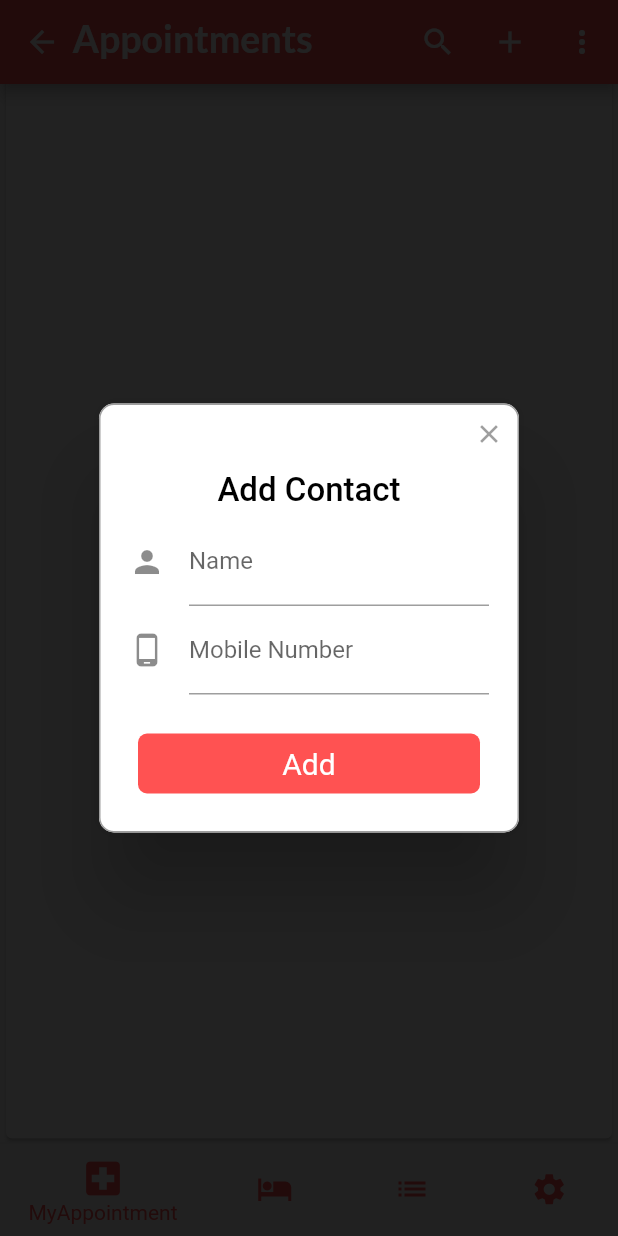
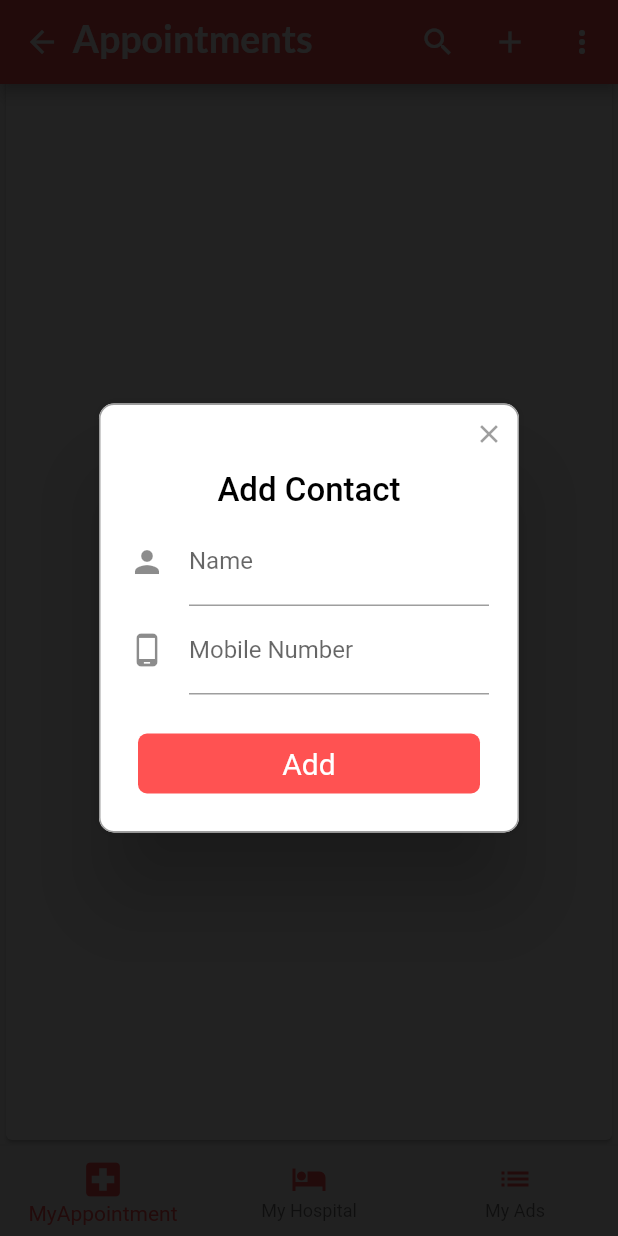
Before and after one commit to RevathiAnandan/MyDoctors, a Flutter app: the DoctorNewDashboard screen opened directly with empty values, scrolled down 332 dp, after a tap on the "add" icon, on a phone screen of 412 x 824 dp. Run offline on Flutter 3.47's test engine with Material 2 defaults, Android fonts, the light colour scheme and no system bars; drawn by our look-alikes of rflutter_alert; our stand-ins replace contacts_service, date_format, datetime_picker_formfield, firebase_auth, firebase_database, firebase_messaging and 7 more; missing offline and left inert: barcode_scan, numeric_keyboard; accounts and stored records are empty; network calls fail.

Commit message:
color changes

```diff
--- a/myarogya_mydoctor/lib/main.dart
+++ b/myarogya_mydoctor/lib/main.dart
@@ -23,9 +23,9 @@
           accentColor: Colors.redAccent,
         ),
         debugShowCheckedModeBanner: false,
-         home: SplashScreen()
+//         home: SplashScreen()
 //      home: CreatePrescription()
-       //home: PatientNewDashboard("0BPnrwIHQDR0ABiYiaIFc1IaSX83","+917810081326")
+       home: PatientNewDashboard("0BPnrwIHQDR0ABiYiaIFc1IaSX83","+917810081326")
 //        home: DoctorNewDashboard("L6s4EaUaUShw1jHstOuljH3GCMY2","+918610905528")
        //home: ProfileScreen("L6s4EaUaUShw1jHstOuljH3GCMY2","+918610905528")
     );
--- a/myarogya_mydoctor/lib/pages/Doctor/Appointments.dart
+++ b/myarogya_mydoctor/lib/pages/Doctor/Appointments.dart
@@ -34,6 +34,7 @@
   List refresh = [];
   List keys1 = [];
   DateTime start1;
+  var range = 20;
   var interval1;
   String dname;
   bool duplicate = false;
@@ -175,7 +176,7 @@
                                                   fontFamily: "Lato")))),
                                 ),
                               ),
-                              Text("40",
+                              Text((dummyData.length == 0?"0":(range - dummyData.length).toString()),
                                   style: new TextStyle(
                                       color: Colors.black,
                                       fontSize: 16,
@@ -268,7 +269,7 @@
                                 ),
                               ),
                               SizedBox(height: 5.0),
-                              Text("40",
+                              Text("0",
                                   style: new TextStyle(
                                       color: Colors.black,
                                       fontSize: 16,
@@ -289,7 +290,7 @@
           child: ListView.builder(
             shrinkWrap: true,
             itemCount:
-            dummyData.length < 20 ? dummyData.length : null,
+            dummyData.length < range ? dummyData.length : null,
             itemBuilder: (context, i) => new Column(
           children: <Widget>[
             new Divider(
--- a/myarogya_mydoctor/lib/pages/Doctor/doctor_new_dashboard.dart
+++ b/myarogya_mydoctor/lib/pages/Doctor/doctor_new_dashboard.dart
@@ -38,7 +38,7 @@
    Text('My Hospitals'),
 //   Text('My Labs'),
    Text('My Ads'),
-   Text('Settings'),
+//   Text('Settings'),
  ];
 
   @override
@@ -62,8 +62,8 @@
 //              BottomNavigationBarItem(icon: Icon(Icons.local_pharmacy,color: Colors.redAccent,), title: Text('My Labs')),
               BottomNavigationBarItem(
                   icon: Icon(Icons.list,color: Colors.redAccent,), title: Text('My Ads')),
-              BottomNavigationBarItem(
-                  icon: Icon(Icons.settings,color: Colors.redAccent,size: 25,), title: Text('Settings'))
+//              BottomNavigationBarItem(
+//                  icon: Icon(Icons.settings,color: Colors.redAccent,size: 25,), title: Text('Settings'))
             ],
             currentIndex: selectedIndex,
             fixedColor: Colors.redAccent,
```
Also changed, not shown: myarogya_mydoctor/lib/pages/Doctor/doctor_PrescriptionList.dart (+8 -1 lines), myarogya_mydoctor/lib/pages/chat_screen.dart (+12 -12 lines), myarogya_mydoctor/lib/pages/patient/patient_new_dashboard.dart (+14 -14 lines), myarogya_mydoctor/lib/pages/patient/showPrecription.dart (+4 -4 lines).
